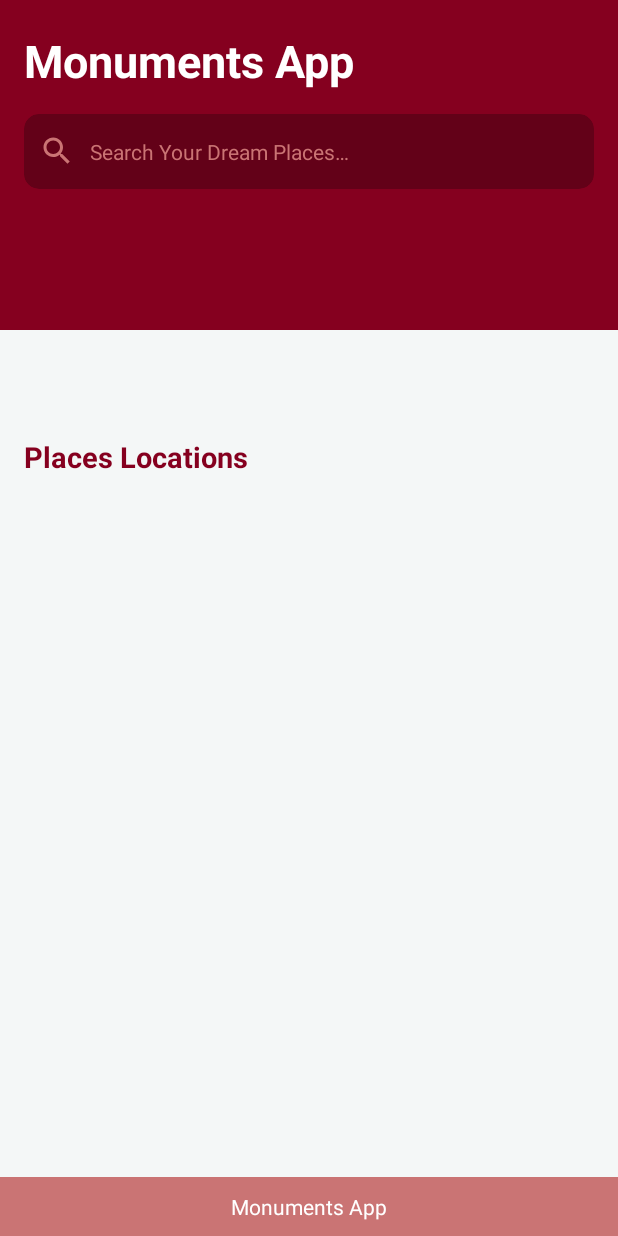
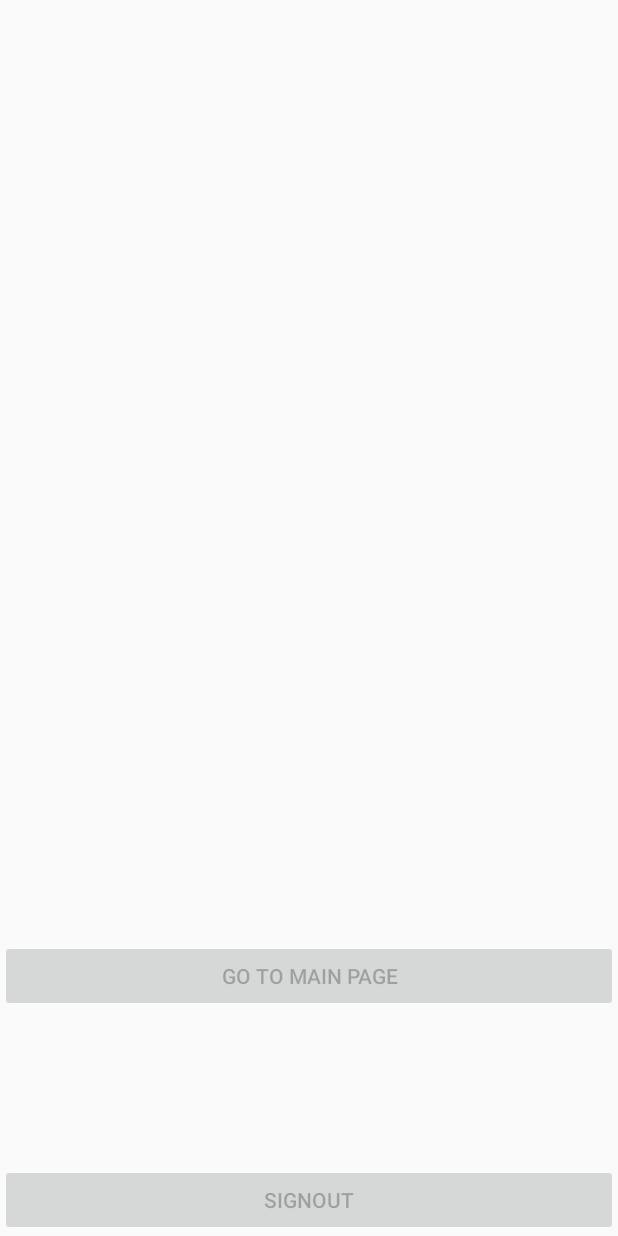
Before and after one commit to Felix-Monteiro/Monuments-Android-App, an Android app: the screen it shows after launch (HomeActivity before the commit, FirebaseAuth after it), on a phone screen of 412 x 824 dp. Run offline under Robolectric (Android 15) with nearby library versions, the phone set to English and light mode, and no system bars; our stand-ins replace Firebase (no records; nobody signed in at launch, a user with empty details on screens opened directly); libraries missing offline, so code that uses them is left out: com.firebase.ui; 2 statements that could not run were skipped.

Commit message:
Register / Login Feature:
-Firebase Database Usage to build Login/ Register with: Facebook, Google, Phone and email
-Currently using an extra menu to travel from the Login UI to the Home activity.

```diff
--- /dev/null
+++ b/app/src/main/java/com/thunder/project/Login/FirebaseAuth.java
@@ -0,0 +1,109 @@
+/*-----------------------------------------------------------------------------
+ - Developed by Felix Saraiva                                                 -
+ - Last modified 22/02/20 19:15                                               -
+ - Copyright (c) 2020. All rights reserved                                    -
+ -----------------------------------------------------------------------------*/
+package com.thunder.project.Login;
+
+import android.content.Intent;
+import android.support.annotation.NonNull;
+import android.support.annotation.Nullable;
+import android.support.v7.app.AppCompatActivity;
+import android.os.Bundle;
+import android.view.View;
+import android.widget.Button;
+import android.widget.Toast;
+
+import com.firebase.ui.auth.AuthUI;
+import com.firebase.ui.auth.IdpResponse;
+import com.google.android.gms.tasks.OnCompleteListener;
+import com.google.android.gms.tasks.OnFailureListener;
+import com.google.android.gms.tasks.Task;
+import com.google.firebase.auth.FirebaseUser;
+import com.thunder.project.R;
+import com.thunder.project.view.home.HomeActivity;
+
+import java.util.Arrays;
+import java.util.List;
+
+public class FirebaseAuth extends AppCompatActivity {
+
+    private static final int MY_REQUEST_CODE = 1424 ; //Any Number
+    List<AuthUI.IdpConfig> providers;
+    Button btn_sign_out;
+    Button open_activity_button;
+
+    @Override
+    protected void onCreate(Bundle savedInstanceState) {
+        super.onCreate(savedInstanceState);
+        setContentView(R.layout.firebase_auth);
+
+        btn_sign_out = (Button)findViewById(R.id.btn_sign_out);
+        btn_sign_out.setOnClickListener(new View.OnClickListener() {
+            @Override
+            public void onClick(View view) {
+                //Logout
+                AuthUI.getInstance().signOut(FirebaseAuth.this).addOnCompleteListener(new OnCompleteListener<Void>() {
+                    @Override
+                    public void onComplete(@NonNull Task<Void> task) {
+                        btn_sign_out.setEnabled(false);
+                        showSignInOptions();
+                    }
+                }).addOnFailureListener(new OnFailureListener() {
+                    @Override
+                    public void onFailure(@NonNull Exception e) {
+                        Toast.makeText(FirebaseAuth.this,""+e.getMessage(),Toast.LENGTH_SHORT).show();
+                    }
+                });
+            }
+        });
+
+        open_activity_button = (Button)findViewById(R.id.open_activity_button);
+        open_activity_button.setOnClickListener(new View.OnClickListener() {
+            @Override
+            public void onClick(View view) {
+                startActivity(new Intent(FirebaseAuth.this, HomeActivity.class));
+            }
+        });
+
+        //Init provider
+        providers= Arrays.asList(
+                new AuthUI.IdpConfig.EmailBuilder().build(),//Email Builder
+                new AuthUI.IdpConfig.PhoneBuilder().build(),//Phone Builder
+                new AuthUI.IdpConfig.FacebookBuilder().build(),//Facebook Builder
+                new AuthUI.IdpConfig.GoogleBuilder().build() //Google Builder
+        );
+
+        showSignInOptions();
+    }
+
+    private void showSignInOptions() {
+        startActivityForResult(
+                AuthUI.getInstance().createSignInIntentBuilder().setAvailableProviders(providers).setTheme(R.style.MyTheme).build(),MY_REQUEST_CODE
+        );
+
+    }
+
+    @Override
+    protected void onActivityResult(int requestCode, int resultCode, @Nullable Intent data){
+        super.onActivityResult(requestCode,resultCode,data);
+        if (requestCode==MY_REQUEST_CODE){
+            IdpResponse response = IdpResponse.fromResultIntent(data);
+            if (resultCode==RESULT_OK){
+                //get user
+                FirebaseUser user = com.google.firebase.auth.FirebaseAuth.getInstance().getCurrentUser();
+                //show email on Toast
+                Toast.makeText(this,""+user.getEmail(),Toast.LENGTH_SHORT).show();
+                //Set Button Signout
+                btn_sign_out.setEnabled(true);
+                open_activity_button.setEnabled(true);
+            }
+            else {
+                Toast.makeText(this, ""+response.getError().getMessage(), Toast.LENGTH_SHORT).show();
+            }
+
+        }
+
+    }
+
+}
--- a/app/src/main/res/layout/activity_home.xml
+++ b/app/src/main/res/layout/activity_home.xml
@@ -120,6 +120,7 @@
                 android:layout_height="wrap_content"
                 android:layout_marginTop="20dp"/>
 
+
         </RelativeLayout>
     </android.support.v4.widget.NestedScrollView>
 
--- /dev/null
+++ b/app/src/main/res/layout/firebase_auth.xml
@@ -0,0 +1,32 @@
+<?xml version="1.0" encoding="utf-8"?>
+<!--
+  Developed by Felix Saraiva
+  Last modified 22/02/20 21:23
+  Copyright (c) 2020. All rights reserved
+  -->
+
+<RelativeLayout
+    xmlns:android="http://schemas.android.com/apk/res/android"
+    android:layout_width="match_parent"
+    android:layout_height="match_parent">
+    <Button
+        android:id="@+id/btn_sign_out"
+        android:layout_width="match_parent"
+        android:layout_height="wrap_content"
+        android:layout_centerInParent="true"
+        android:enabled="false"
+        android:text="@string/signout"
+        android:layout_alignParentBottom="true"/>
+
+    <Button
+        android:id="@+id/open_activity_button"
+        android:layout_width="match_parent"
+        android:layout_height="wrap_content"
+        android:layout_alignParentBottom="true"
+        android:layout_centerVertical="true"
+        android:layout_marginBottom="149dp"
+        android:enabled="false"
+        android:text="Go to Main Page" />
+
+
+</RelativeLayout>
--- a/app/src/main/res/values/colors.xml
+++ b/app/src/main/res/values/colors.xml
@@ -7,7 +7,7 @@
 <resources>
     <color name="colorPrimary">#85001F</color>
     <color name="colorPrimaryDark">#630118</color>
-    <color name="colorAccent">#D8211B</color>
+    <color name="colorAccent">#811BD873</color>
     <color name="colorNull">#00000000</color>
     <color name="colorIcons">#7C7F81</color>
     <color name="colorPrimaryText">#1e1e1e</color>
--- a/app/src/main/res/values/strings.xml
+++ b/app/src/main/res/values/strings.xml
@@ -15,4 +15,8 @@
     <string name="youtube">YOUTUBE</string>
     <string name="source">SOURCE</string>
     <string name="favorite">Favorite</string>
-    </resources>
+
+    <string name="facebook_application_id" translatable="false">1249693578563234</string>
+    <string name="facebook_login_protocol_scheme" translatable="false">fb1249693578563234</string>
+    <string name="signout">SignOut</string>
+</resources>
--- a/app/src/main/res/values/styles.xml
+++ b/app/src/main/res/values/styles.xml
@@ -15,6 +15,10 @@
         <item name="windowNoTitle">true</item>
     </style>
 
+    <style name="MyTheme" parent="AppTheme">
+        <item name="android:windowBackground">@android:color/white</item>
+    </style>
+
     <style name="AppTheme.NoActionBar" parent="AppTheme">
           <item name="windowActionBar">false</item>
           <item name="windowNoTitle">true</item>
@@ -29,4 +33,5 @@
       <style name="AppTheme.AppBarOverlay" parent="ThemeOverlay.AppCompat.Dark.ActionBar" />
       <style name="AppTheme.PopupOverlay" parent="ThemeOverlay.AppCompat.Light" />
 
+
 </resources>
--- a/build.gradle
+++ b/build.gradle
@@ -14,6 +14,7 @@ buildscript {
     }
     dependencies {
         classpath 'com.android.tools.build:gradle:3.5.3'
+        classpath 'com.google.gms:google-services:4.2.0'
 
         // NOTE: Do not place your application dependencies here; they belong
         // in the individual module build.gradle files
```
Also changed, not shown: app/build.gradle (+7 -1 lines), app/src/main/AndroidManifest.xml (+20 -18 lines), app/src/main/res/layout/activity_detail.xml (+0 -8 lines).
